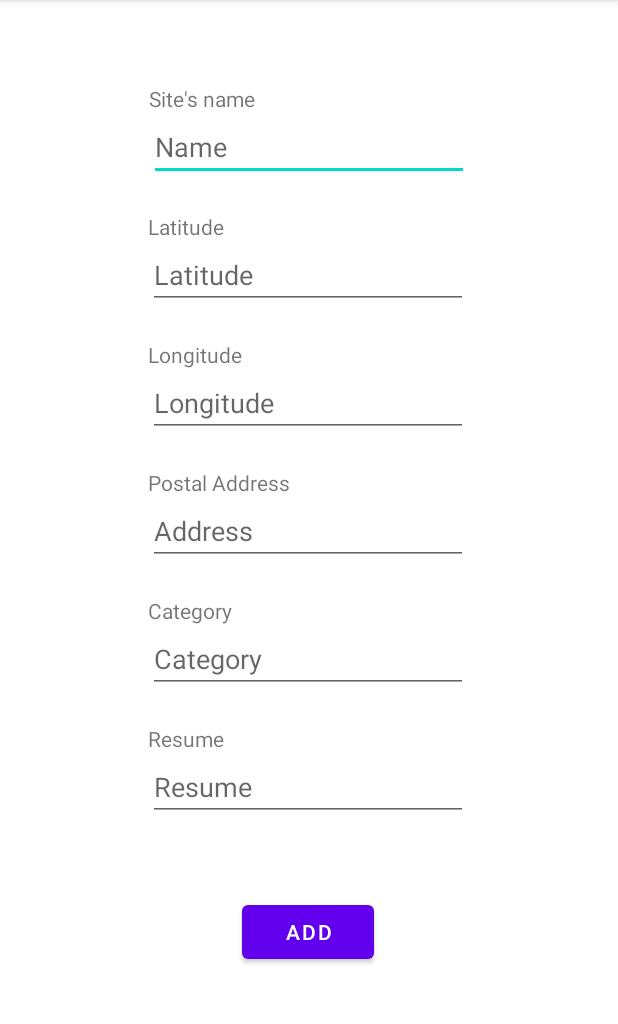
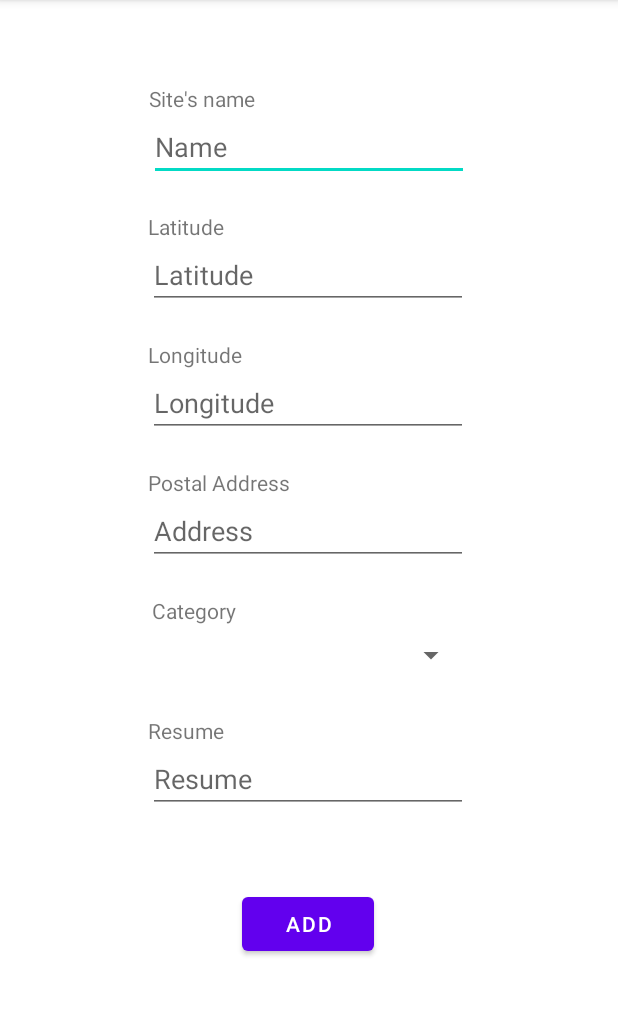
Before and after one commit to Anthyxx/SortirAMetz, an Android app: the AddSitesActivity screen opened directly, with no data from a screen before it, after a tap on "ADD", on a phone screen of 412 x 824 dp, the part 84-1108 px from its top. Run offline under Robolectric (Android 15) with nearby library versions, the phone set to English and light mode, and no system bars; 4 statements that could not run were skipped.

Commit message:
lot of works done AGAIN

```diff
--- a/app/src/main/java/com/example/sortirametz/activities/AddSitesActivity.java
+++ b/app/src/main/java/com/example/sortirametz/activities/AddSitesActivity.java
@@ -1,11 +1,11 @@
 package com.example.sortirametz.activities;
 
-import android.content.Intent;
 import android.os.Bundle;
 import android.view.View;
+import android.widget.ArrayAdapter;
 import android.widget.Button;
 import android.widget.EditText;
-import android.widget.TextView;
+import android.widget.Spinner;
 
 import androidx.appcompat.app.AppCompatActivity;
 
@@ -15,11 +15,20 @@ import com.example.sortirametz.dao.DAOSite;
 import com.example.sortirametz.modeles.Categorie;
 import com.example.sortirametz.modeles.Site;
 
+import java.util.ArrayList;
+
 public class AddSitesActivity extends AppCompatActivity {
-    EditText var_edit_add_name_site, var_edit_add_latitude_site, var_edit_add_longitude_site, var_edit_add_address_site, var_edit_add_category_site, var_edit_add_resume_site;
+    EditText var_edit_add_name_site, var_edit_add_latitude_site, var_edit_add_longitude_site, var_edit_add_address_site, var_edit_add_resume_site;
+    Spinner var_spinner_add_category_site;
     Button var_btn_confirmation_add_site;
 
     DAOSite daoSite = new DAOSite();
+    DAOCategorie daoCategorie = new DAOCategorie();
+
+    float var_float_latitude;
+    float var_float_longitude;
+
+    String site_latitude, site_longitude;
 
     @Override
     protected void onCreate(Bundle savedInstanceState) {
@@ -30,26 +39,59 @@ public class AddSitesActivity extends AppCompatActivity {
         var_edit_add_latitude_site = findViewById(R.id.edit_add_latitude_site);
         var_edit_add_longitude_site = findViewById(R.id.edit_add_longitude_site);
         var_edit_add_address_site = findViewById(R.id.edit_add_address_site);
-        var_edit_add_category_site = findViewById(R.id.edit_add_category_site);
+        var_spinner_add_category_site = findViewById(R.id.spinner_update_category_site);
         var_edit_add_resume_site = findViewById(R.id.edit_add_resume_site);
 
         var_btn_confirmation_add_site = findViewById(R.id.btn_confirmation_add_site);
+        ArrayList<Categorie> listCategories = daoCategorie.getAllCategories(this);
+        ArrayList<String> listOptions = new ArrayList<String>();
+        listOptions.add("None");
+        for (int i = 0; i < listCategories.size(); i++) {
+            listOptions.add(listCategories.get(i).getName());
+        }
+        ArrayAdapter<String> adapter = new ArrayAdapter<String>(getApplicationContext(), R.layout.spinner_list, listOptions);
+        var_spinner_add_category_site.setAdapter(adapter); // this will set list of values to spinner
 
-        var_btn_confirmation_add_site.setOnClickListener(new View.OnClickListener(){
-            public void onClick(View view){
-                float var_float_latitude = Float.valueOf(var_edit_add_latitude_site.getText().toString().trim());
-                float var_float_longitude = Float.valueOf(var_edit_add_longitude_site.getText().toString().trim());
+        if(getIntent().hasExtra("click_latitude") && getIntent().hasExtra("click_longitude")){
+            site_latitude = getIntent().getStringExtra("click_latitude");
+            site_longitude = getIntent().getStringExtra("click_longitude");
+            var_edit_add_latitude_site.setText(site_latitude);
+            var_edit_add_longitude_site.setText(site_longitude);
+        }
+
+        var_btn_confirmation_add_site.setOnClickListener(new View.OnClickListener() {
+            public void onClick(View view) {
+                var_float_latitude = Float.valueOf(var_edit_add_latitude_site.getText().toString().trim());
+                var_float_longitude = Float.valueOf(var_edit_add_longitude_site.getText().toString().trim());
+                if(var_spinner_add_category_site.getSelectedItem().toString() == "None") {
                     daoSite.addSite(AddSitesActivity.this,
                             new Site(
                                     var_edit_add_name_site.getText().toString().trim(),
                                     var_float_latitude,
                                     var_float_longitude,
                                     var_edit_add_address_site.getText().toString().trim(),
-                                var_edit_add_category_site.getText().toString().trim(),
+                                    null,
                                     var_edit_add_resume_site.getText().toString().trim()
                             )
                     );
                 }
+                else {
+                    daoSite.addSite(AddSitesActivity.this,
+                            new Site(
+                                    var_edit_add_name_site.getText().toString().trim(),
+                                    var_float_latitude,
+                                    var_float_longitude,
+                                    var_edit_add_address_site.getText().toString().trim(),
+                                    var_spinner_add_category_site.getSelectedItem().toString(),
+                                    var_edit_add_resume_site.getText().toString().trim()
+                            )
+                    );
+                }
+            }
         });
     }
+
+    void getIntentData() {
+
     }
+}
--- a/app/src/main/java/com/example/sortirametz/dao/DAOSite.java
+++ b/app/src/main/java/com/example/sortirametz/dao/DAOSite.java
@@ -27,7 +27,7 @@ public class DAOSite {
                 float column3_latitude = parseFloat(c.getString(2));
                 float column4_longitude = parseFloat(c.getString(3));
                 String column5_adresse = c.getString(4);
-                String column6_categorie = c.getString(4);
+                String column6_categorie = c.getString(5);
                 String column7_resume = c.getString(6);
 
                 listSites.add(new Site(column1_id,column2_name,column3_latitude,column4_longitude,column5_adresse,column6_categorie,column7_resume));
--- a/app/src/main/java/com/example/sortirametz/modeles/Categorie.java
+++ b/app/src/main/java/com/example/sortirametz/modeles/Categorie.java
@@ -13,6 +13,10 @@ public class Categorie {
         this.name = name;
     }
 
+    public Categorie() {
+
+    }
+
     public int getId() {
         return id;
     }
--- a/app/src/main/java/com/example/sortirametz/modeles/Site.java
+++ b/app/src/main/java/com/example/sortirametz/modeles/Site.java
@@ -55,4 +55,8 @@ public class Site {
     public String getResume() {
         return resume;
     }
+
+    public void setCategorie(String categorie) {
+        this.categorie = categorie;
+    }
 }
--- a/app/src/main/res/layout/activity_add_category.xml
+++ b/app/src/main/res/layout/activity_add_category.xml
@@ -11,9 +11,6 @@
         android:layout_height="wrap_content"
         android:layout_marginTop="225dp"
         android:text="Category's name :"
-        android:textColor="@color/white"
-        android:textSize="20sp"
-        android:textStyle="bold"
         app:layout_constraintStart_toStartOf="@+id/edit_add_category_category"
         app:layout_constraintTop_toTopOf="parent" />
 
--- a/app/src/main/res/layout/activity_add_site.xml
+++ b/app/src/main/res/layout/activity_add_site.xml
@@ -93,19 +93,16 @@
         android:layout_width="wrap_content"
         android:layout_height="wrap_content"
         android:text="Category"
-        app:layout_constraintBottom_toTopOf="@+id/edit_add_category_site"
-        app:layout_constraintStart_toStartOf="@+id/edit_add_category_site" />
+        app:layout_constraintBottom_toTopOf="@+id/spinner_update_category_site"
+        app:layout_constraintStart_toStartOf="@+id/spinner_update_category_site" />
 
-    <EditText
-        android:id="@+id/edit_add_category_site"
-        android:layout_width="wrap_content"
-        android:layout_height="wrap_content"
+    <Spinner
+        android:id="@+id/spinner_update_category_site"
+        android:layout_width="210sp"
+        android:layout_height="40sp"
         android:layout_marginTop="40dp"
-        android:ems="10"
-        android:hint="Category"
-        android:inputType="textPersonName"
+        android:textColor="@color/white"
         app:layout_constraintEnd_toEndOf="parent"
-        app:layout_constraintHorizontal_bias="0.497"
         app:layout_constraintStart_toStartOf="parent"
         app:layout_constraintTop_toBottomOf="@+id/edit_add_address_site" />
 
@@ -128,7 +125,7 @@
         app:layout_constraintEnd_toEndOf="parent"
         app:layout_constraintHorizontal_bias="0.497"
         app:layout_constraintStart_toStartOf="parent"
-        app:layout_constraintTop_toBottomOf="@+id/edit_add_category_site" />
+        app:layout_constraintTop_toBottomOf="@+id/spinner_update_category_site" />
 
     <Button
         android:id="@+id/btn_confirmation_add_site"
--- /dev/null
+++ b/app/src/main/res/layout/spinner_list.xml
@@ -0,0 +1,7 @@
+<?xml version="1.0" encoding="utf-8"?>
+
+<TextView
+    xmlns:android="http://schemas.android.com/apk/res/android"
+    android:layout_width="match_parent"
+    android:layout_height="wrap_content"
+    android:textColor="@android:color/white" />
```
Also changed, not shown: app/src/main/AndroidManifest.xml (+9 -1 lines), app/src/main/java/com/example/sortirametz/activities/MapsActivity.java (+76 -61 lines), app/src/main/java/com/example/sortirametz/activities/MapsParametersActivity.java (added, +59 -0 lines), app/src/main/java/com/example/sortirametz/activities/UpdateCategoriesActivity.java (+17 -0 lines), app/src/main/java/com/example/sortirametz/activities/UpdateSitesActivity.java (+23 -4 lines), app/src/main/java/com/example/sortirametz/bdd/DatabaseHelper.java (+4 -4 lines), app/src/main/java/com/example/sortirametz/customadaptater/CustomAdaptaterSites.java (+7 -2 lines), app/src/main/java/com/example/sortirametz/dao/DAOCategorie.java (+13 -0 lines), app/src/main/res/layout/activity_maps_parameters.xml (added, +64 -0 lines), app/src/main/res/layout/activity_update_category.xml (+7 -8 lines), app/src/main/res/layout/activity_update_site.xml (+8 -9 lines), app/src/main/res/layout/activity_view_sites.xml (+16 -4 lines), app/src/main/res/menu/menu_main.xml (+7 -1 lines). Lines whose indentation alone changed are shown as unchanged.
